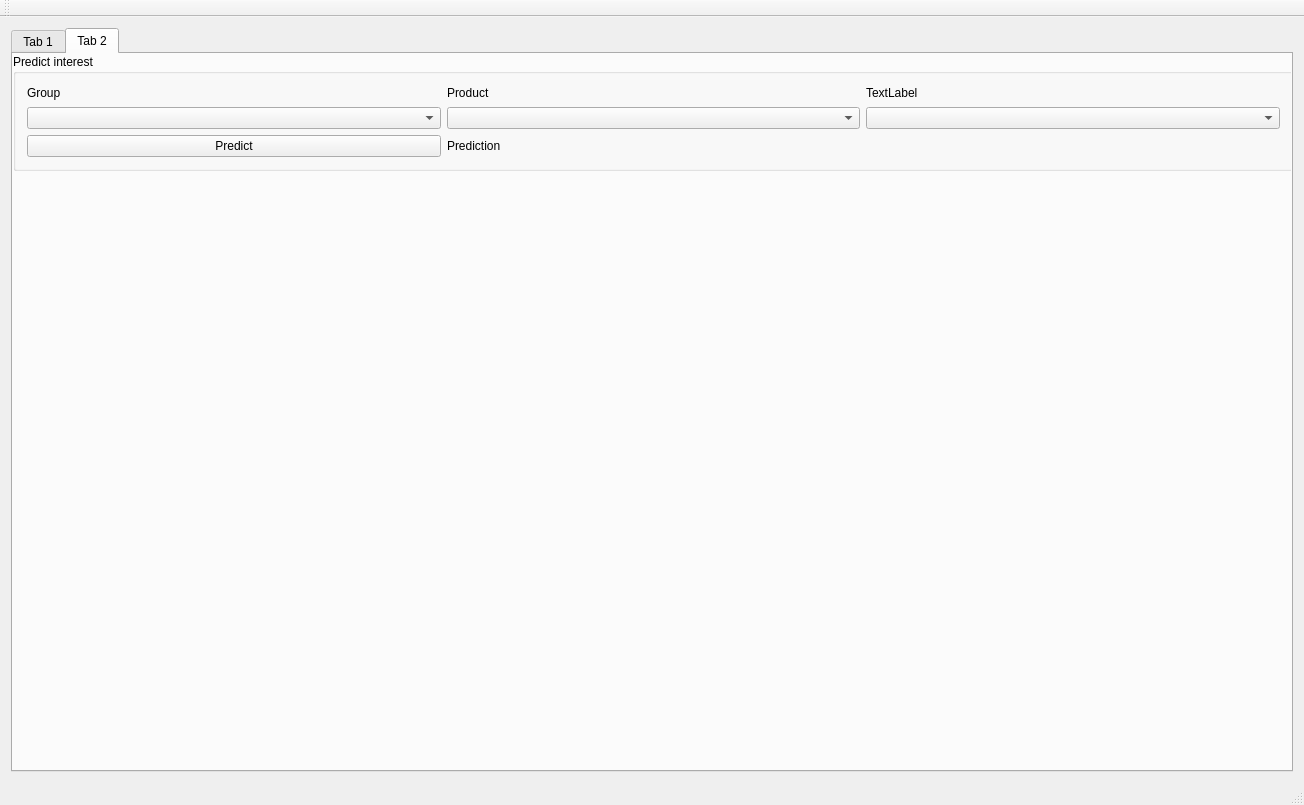
This is hinai2_facebook_collaberative_filtering/mainwindow.ui in wildex999/hinai2_fb as Qt 5 draws it before an edit. The edited form follows.
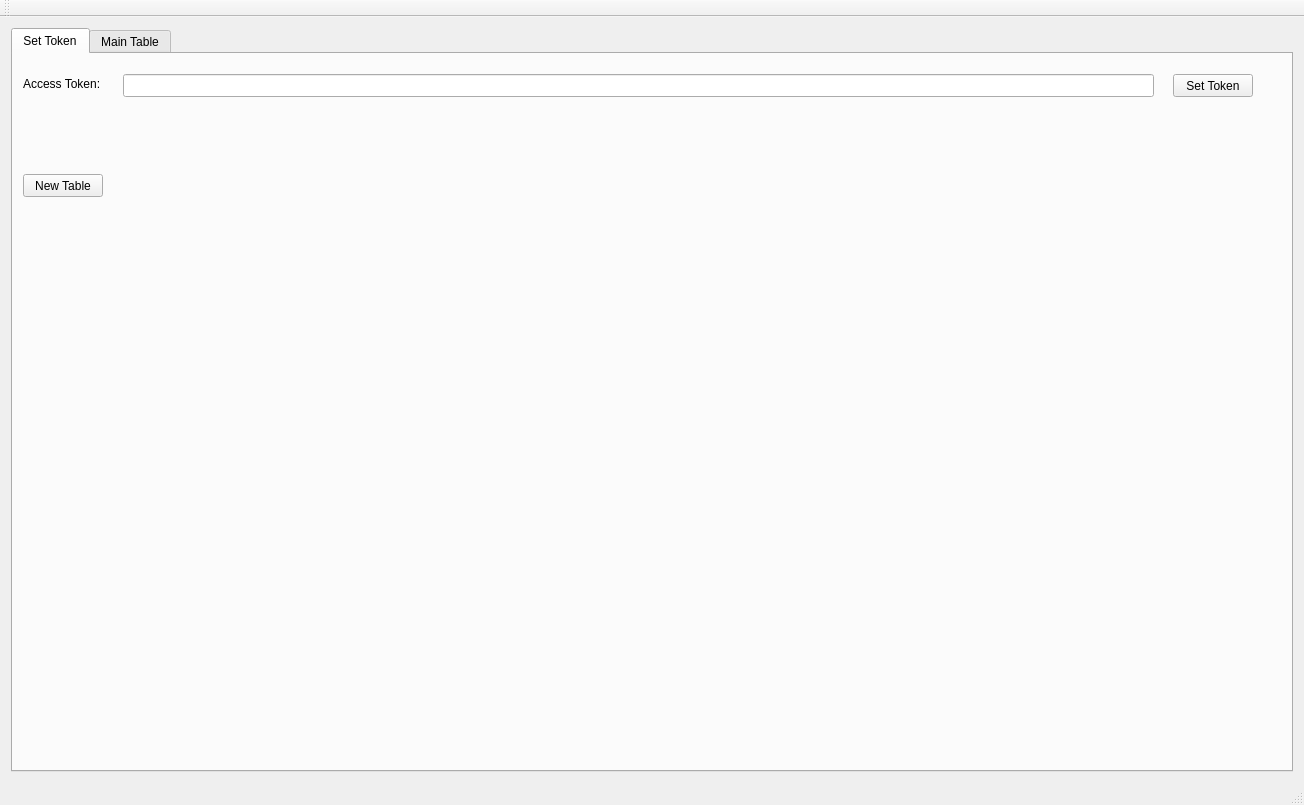
This is the edited form.

Commit message: Made standarization of tab generation

Diff of the .ui file:
```diff
--- a/hinai2_facebook_collaberative_filtering/mainwindow.ui
+++ b/hinai2_facebook_collaberative_filtering/mainwindow.ui
@@ -15,40 +15,33 @@
   </property>
   <widget class="QWidget" name="centralWidget">
    <layout class="QGridLayout" name="gridLayout">
-    <item row="0" column="0">
+    <item row="1" column="0">
      <widget class="QTabWidget" name="tabWidget">
       <property name="currentIndex">
        <number>1</number>
       </property>
       <widget class="QWidget" name="tab">
        <attribute name="title">
-        <string>Tab 1</string>
+        <string>Set Token</string>
        </attribute>
-       <widget class="QTableView" name="tableView">
+       <widget class="QPushButton" name="updateButton">
         <property name="geometry">
          <rect>
-          <x>0</x>
-          <y>50</y>
-          <width>1431</width>
-          <height>761</height>
-         </rect>
-        </property>
-       </widget>
-       <widget class="QLineEdit" name="tolkenLine">
-        <property name="geometry">
-         <rect>
-          <x>120</x>
-          <y>10</y>
-          <width>1031</width>
+          <x>10</x>
+          <y>120</y>
+          <width>80</width>
           <height>23</height>
          </rect>
         </property>
+        <property name="text">
+         <string>New Table</string>
+        </property>
        </widget>
        <widget class="QLabel" name="label_5">
         <property name="geometry">
          <rect>
-          <x>6</x>
-          <y>10</y>
+          <x>10</x>
+          <y>20</y>
           <width>101</width>
           <height>20</height>
          </rect>
@@ -57,86 +50,43 @@
          <string>Access Token:</string>
         </property>
        </widget>
-       <widget class="QPushButton" name="setTolkenButton">
+       <widget class="QLineEdit" name="tokenLine">
         <property name="geometry">
          <rect>
-          <x>1170</x>
-          <y>9</y>
+          <x>110</x>
+          <y>20</y>
+          <width>1031</width>
+          <height>23</height>
+         </rect>
+        </property>
+       </widget>
+       <widget class="QPushButton" name="setTokenButton">
+        <property name="geometry">
+         <rect>
+          <x>1160</x>
+          <y>20</y>
           <width>80</width>
           <height>23</height>
          </rect>
         </property>
         <property name="text">
-         <string>Set Tolken</string>
+         <string>Set Token</string>
         </property>
        </widget>
       </widget>
       <widget class="QWidget" name="tab_2">
        <attribute name="title">
-        <string>Tab 2</string>
+        <string>Main Table</string>
        </attribute>
-       <widget class="QGroupBox" name="groupBox">
+       <widget class="QTableView" name="tableView">
         <property name="geometry">
          <rect>
           <x>0</x>
           <y>0</y>
-          <width>1281</width>
-          <height>117</height>
+          <width>1431</width>
+          <height>811</height>
          </rect>
         </property>
-        <property name="title">
-         <string>Predict interest</string>
-        </property>
-        <layout class="QGridLayout" name="gridLayout_2">
-         <item row="0" column="0" colspan="2">
-          <layout class="QHBoxLayout" name="horizontalLayout">
-           <item>
-            <widget class="QLabel" name="label">
-             <property name="text">
-              <string>Group</string>
-             </property>
-            </widget>
-           </item>
-           <item>
-            <widget class="QLabel" name="label_2">
-             <property name="text">
-              <string>Product</string>
-             </property>
-            </widget>
-           </item>
-          </layout>
-         </item>
-         <item row="1" column="0">
-          <widget class="QComboBox" name="groupComboBox"/>
-         </item>
-         <item row="1" column="1">
-          <widget class="QComboBox" name="productComboBox"/>
-         </item>
-         <item row="1" column="2">
-          <widget class="QComboBox" name="comboBox_3"/>
-         </item>
-         <item row="2" column="0">
-          <widget class="QPushButton" name="predictButton">
-           <property name="text">
-            <string>Predict</string>
-           </property>
-          </widget>
-         </item>
-         <item row="0" column="2">
-          <widget class="QLabel" name="label_3">
-           <property name="text">
-            <string>TextLabel</string>
-           </property>
-          </widget>
-         </item>
-         <item row="2" column="1" colspan="2">
-          <widget class="QLabel" name="predictLabel">
-           <property name="text">
-            <string>Prediction</string>
-           </property>
-          </widget>
-         </item>
-        </layout>
        </widget>
       </widget>
      </widget>
```
Left out of the diff: 6 changed lines with no effect on the pictures. The commit also changes 3 other files.
